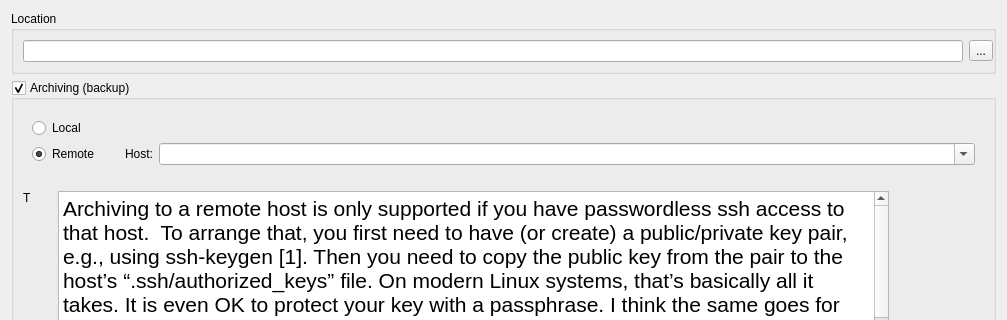
Above: src/App/NewBookDialog.ui from wagenadl/notedeln before the change; both pictures show x 0 to 1007 and y 0 to 320 of the 1007 by 662 pixel window. Below: the same form after it.
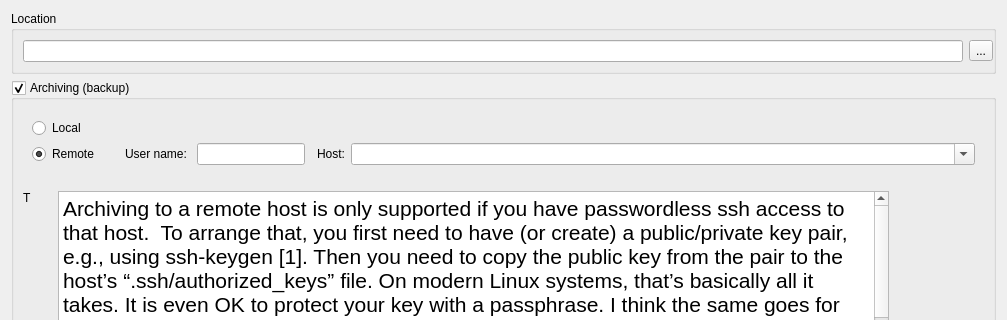
That is the form after the change.

Commit message: Added username field to Clone/New dialogs; not yet functional

```diff
--- a/src/App/NewBookDialog.ui
+++ b/src/App/NewBookDialog.ui
@@ -128,7 +128,7 @@
               <property name="enabled">
                <bool>true</bool>
               </property>
-              <layout class="QHBoxLayout" name="horizontalLayout_5">
+              <layout class="QHBoxLayout" name="horizontalLayout_5" stretch="0,0,0,0,1">
                <property name="leftMargin">
                 <number>0</number>
                </property>
@@ -141,6 +141,19 @@
                <property name="bottomMargin">
                 <number>2</number>
                </property>
+               <item>
+                <widget class="QLabel" name="label">
+                 <property name="text">
+                  <string>User name: </string>
+                 </property>
+                </widget>
+               </item>
+               <item>
+                <widget class="QLineEdit" name="username"/>
+               </item>
+               <item>
+                <widget class="QWidget" name="widget_8" native="true"/>
+               </item>
                <item>
                 <widget class="QLabel" name="label_4">
                  <property name="sizePolicy">
```
The commit also changes 1 other file.
